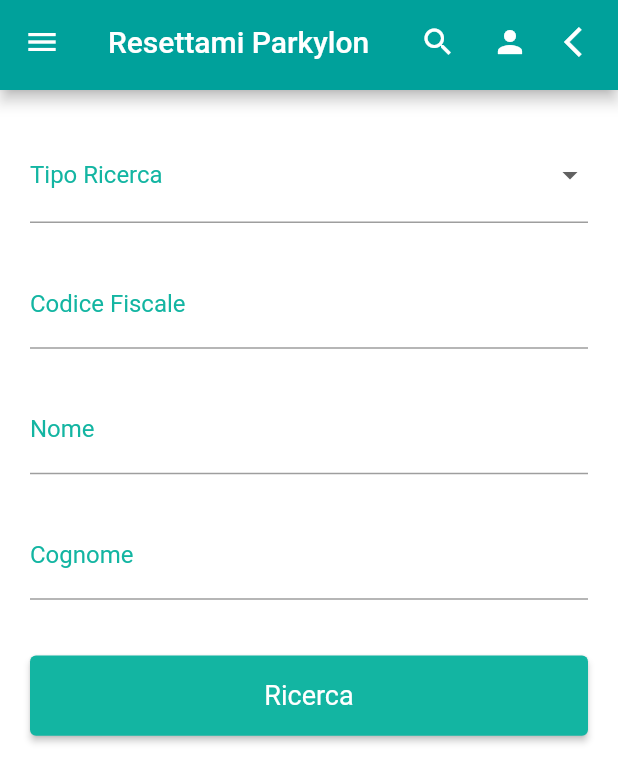
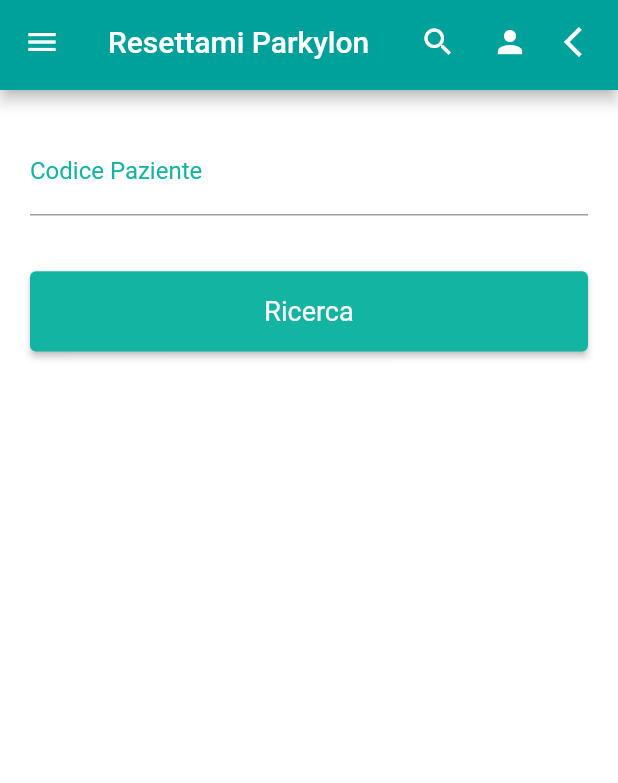
Before and after one commit to maxdevis/resettami, a Flutter app: the SearchAssScreen screen opened by its route, on a phone screen of 412 x 824 dp. Shown: the top 783 px of the screen. Run offline on Flutter 3.47's test engine with Material 2 defaults, Android fonts, the phone set to English and light mode, and no system bars; our stand-ins replace device_preview, fl_chart, flutter_easyloading, flutter_secure_storage, flutter_svg, font_awesome_flutter and 2 more; accounts and stored records are empty.

Commit message:
modfiche varie

```diff
--- a/lib/Models/Paziente/Ricerca.dart
+++ b/lib/Models/Paziente.dart
@@ -1,33 +1,17 @@
-class RicercaPaziente {
-  Data? data;
+class Paziente {
+  bool op = false;
+  String? msg;
+  List<Model>? model;
 
-  RicercaPaziente({data});
+  Paziente({op, msg, model});
 
-  RicercaPaziente.fromJson(Map<String, dynamic> json) {
-    data = json['data'] != null ? Data.fromJson(json['data']) : null;
-  }
-
-  Map<String, dynamic> toJson() {
-    final Map<String, dynamic> data = <String, dynamic>{};
-    data['data'] = data;
-    return data;
-  }
-}
-
-class Data {
-  bool? op;
-  String? msg;
-  List<PazienteModel>? model;
-
-  Data({op, msg, model});
-
-  Data.fromJson(Map<String, dynamic> json) {
+  Paziente.fromJson(Map<String, dynamic> json) {
     op = json['op'];
     msg = json['msg'];
     if (json['model'] != null) {
-      model = <PazienteModel>[];
+      model = <Model>[];
       json['model'].forEach((v) {
-        model!.add(PazienteModel.fromJson(v));
+        model!.add(Model.fromJson(v));
       });
     }
   }
@@ -43,7 +27,7 @@ class Data {
   }
 }
 
-class PazienteModel {
+class Model {
   String? id;
   String? strutturaId;
   String? sessoId;
@@ -69,7 +53,7 @@ class PazienteModel {
   String? provRes;
   String? visitaOpen;
 
-  PazienteModel(
+  Model(
       {id,
         strutturaId,
         sessoId,
@@ -95,7 +79,7 @@ class PazienteModel {
         provRes,
         visitaOpen});
 
-  PazienteModel.fromJson(Map<String, dynamic> json) {
+  Model.fromJson(Map<String, dynamic> json) {
     id = json['id'];
     strutturaId = json['struttura_id'];
     sessoId = json['sesso_id'];
--- a/lib/Screens/Pazienti/Visite/lista.dart
+++ b/lib/Screens/Pazienti/Visite/lista.dart
@@ -1,14 +1,14 @@
 import 'package:flutter/material.dart';
 import 'package:resettami_app/Component/myAppBar.dart';
 import 'package:resettami_app/Component/myDrawer.dart';
-import 'package:resettami_app/Models/Paziente/Ricerca.dart';
+import 'package:resettami_app/Models/Paziente.dart';
 import 'package:resettami_app/Screens/Pazienti/SchedaPaziente.dart';
 import 'package:resettami_app/Screens/Pazienti/Visite/InfoGenerali/anamnesi.dart';
 
 class listaVisiteScreen extends StatelessWidget {
-  const listaVisiteScreen({super.key, required this.ricPaziente});
+  const listaVisiteScreen({super.key, required this.paziente});
 
-  final RicercaPaziente ricPaziente;
+  final Paziente paziente;
 
   @override
   Widget build(BuildContext context) {
@@ -20,7 +20,7 @@ class listaVisiteScreen extends StatelessWidget {
         route: '/searchAss',
       ),
       body: ListView.builder(
-        itemCount: ricPaziente.data?.model?.length,
+        itemCount: paziente.model?.length,
         itemBuilder: (context, index) {
           return SizedBox(
               height: 80,
@@ -48,7 +48,7 @@ class listaVisiteScreen extends StatelessWidget {
                           mainAxisSize: MainAxisSize.max,
                           children: [
                             Text(
-                              '${ricPaziente.data?.model?[index].cognome} ${ricPaziente.data?.model?[index].nome}',
+                              '${paziente.model?[index].cognome} ${paziente.model?[index].nome}',
                               textAlign: TextAlign.start,
                               maxLines: 1,
                               overflow: TextOverflow.clip,
@@ -62,7 +62,7 @@ class listaVisiteScreen extends StatelessWidget {
                             Padding(
                               padding: const EdgeInsets.fromLTRB(5, 4, 0, 0),
                               child: Text(
-                                '${ricPaziente.data?.model?[index].codiceFiscale}',
+                                '${paziente.model?[index].codiceFiscale}',
                                 textAlign: TextAlign.start,
                                 maxLines: 1,
                                 overflow: TextOverflow.clip,
@@ -87,8 +87,8 @@ class listaVisiteScreen extends StatelessWidget {
                           Navigator.push(
                             context,
                             MaterialPageRoute(
-                              builder: (context) => SchedaPaziente(name: '${ricPaziente.data?.model?[index].cognome} ${ricPaziente.data?.model?[index].nome}',
-                                  codiceFiscale: '${ricPaziente.data?.model?[index].codiceFiscale}'),
+                              builder: (context) => SchedaPaziente(name: '${paziente.model?[index].cognome} ${paziente.model?[index].nome}',
+                                  codiceFiscale: '${paziente.model?[index].codiceFiscale}'),
                             ),
                           );
                         },
--- a/lib/Screens/Pazienti/search.dart
+++ b/lib/Screens/Pazienti/search.dart
@@ -1,12 +1,13 @@
 import 'package:flutter/material.dart';
+import 'package:flutter/services.dart';
 import 'package:resettami_app/Component/myAppBar.dart';
 import 'package:resettami_app/Component/myDrawer.dart';
-import 'package:resettami_app/Models/Paziente/Ricerca.dart';
+import 'package:resettami_app/Models/Paziente.dart';
 import 'package:flutter_easyloading/flutter_easyloading.dart';
 import 'package:localization/localization.dart';
 import 'package:resettami_app/Screens/Pazienti/searchList.dart';
 import 'package:resettami_app/Services/Pazienti.dart';
-
+import 'package:resettami_app/utils/Uty.dart';
 
 class SearchAssScreen extends StatefulWidget {
   const SearchAssScreen({super.key});
@@ -22,12 +23,10 @@ class _SearchScreen extends State<SearchAssScreen> {
   final GlobalKey<ScaffoldState> _scaffoldKey = GlobalKey<ScaffoldState>();
   final TextEditingController _codfController = TextEditingController(text: "");
   final TextEditingController _nomeController = TextEditingController(text: "");
-  final TextEditingController _cognomeController = TextEditingController(text: "");
-  String _dropdownValue = "";
-
-  _onForgotPassword() {}
-
-  _onSignUp() {}
+  final TextEditingController _cognomeController =
+      TextEditingController(text: "");
+  final TextEditingController _codiceController =
+      TextEditingController(text: "");
 
   @override
   void initState() {
@@ -71,9 +70,9 @@ class _SearchScreen extends State<SearchAssScreen> {
                 child: Column(
                   crossAxisAlignment: CrossAxisAlignment.start,
                   children: [
-                    DropdownButtonFormField<String>(
+                    TextFormField(
                       decoration: InputDecoration(
-                        labelText: "Tipo Ricerca",
+                        labelText: "Codice Paziente",
                         labelStyle: const TextStyle(color: primaryColor),
                         focusedBorder: UnderlineInputBorder(
                           borderRadius: BorderRadius.circular(0),
@@ -81,32 +80,30 @@ class _SearchScreen extends State<SearchAssScreen> {
                               const BorderSide(color: primaryColor, width: 2),
                         ),
                       ),
-                      items: <String>['Codice Fiscale', 'Cognome/Nome']
-                          .map<DropdownMenuItem<String>>((String value) {
-                        return DropdownMenuItem<String>(
-                          value: value,
-                          child: Text(
-                            value,
-                            style: const TextStyle(fontSize: 15),
-                          ),
-                        );
-                      }).toList(),
+                      controller: _codiceController,
+                      onChanged: (value) {
+                        _codiceController.value = TextEditingValue(
+                            text: value,
+                            selection: _codiceController.selection);
+                      },
                       validator: (value) {
                         if (value!.isEmpty) {
                           return 'Required field';
                         }
                         return null;
                       },
-                      onChanged: (String? newValue) {
-                        setState(() {
-                          _dropdownValue = newValue!;
-                        });
-                      },
+                      textInputAction: TextInputAction.next,
+                      keyboardType: TextInputType.number,
+                      inputFormatters: <TextInputFormatter>[
+                        FilteringTextInputFormatter.digitsOnly
+                      ], // Only numbers can be entered
                     ),
-                    SizedBox(
+                    /*SizedBox(
                       height: size.height * .03,
-                    ),
-                    TextFormField(
+                    ),*/
+                    Visibility(
+                      visible: false,
+                      child: TextFormField(
                         decoration: InputDecoration(
                           labelText: "Codice Fiscale",
                           labelStyle: const TextStyle(color: primaryColor),
@@ -122,20 +119,23 @@ class _SearchScreen extends State<SearchAssScreen> {
                               text: value.toUpperCase(),
                               selection: _codfController.selection);
                         },
-                      validator: (value) {
+                        /*validator: (value) {
                           if (value!.isEmpty) {
                             return 'Required field';
                           }
                           return null;
-                      },
+                        },*/
                         textInputAction: TextInputAction.next,
                         textCapitalization: TextCapitalization.sentences,
                         keyboardType: TextInputType.text,
                       ),
-                    SizedBox(
+                    ),
+                    /*SizedBox(
                       height: size.height * .03,
-                    ),
-                    TextFormField(
+                    ),*/
+                    Visibility(
+                      visible: false,
+                      child: TextFormField(
                         decoration: InputDecoration(
                           labelText: "Nome",
                           labelStyle: const TextStyle(color: primaryColor),
@@ -161,10 +161,13 @@ class _SearchScreen extends State<SearchAssScreen> {
                         textCapitalization: TextCapitalization.none,
                         keyboardType: TextInputType.text,
                       ),
-                    SizedBox(
+                    ),
+                    /*SizedBox(
                       height: size.height * .03,
-                    ),
-                    TextFormField(
+                    ),*/
+                    Visibility(
+                      visible: false,
+                      child: TextFormField(
                         decoration: InputDecoration(
                           labelText: "Cognome",
                           labelStyle: const TextStyle(color: primaryColor),
@@ -190,6 +193,7 @@ class _SearchScreen extends State<SearchAssScreen> {
                         textCapitalization: TextCapitalization.none,
                         keyboardType: TextInputType.text,
                       ),
+                    ),
                   ],
                 ),
               ),
@@ -201,13 +205,14 @@ class _SearchScreen extends State<SearchAssScreen> {
                 height: size.height * .065,
                 child: ElevatedButton(
                   onPressed: () async {
-                    RicercaPaziente? res = await _search(context);
+                    Paziente? res = await _search(context);
                     if (res != null) {
                       if (context.mounted) {
                         Navigator.push(
                           context,
                           MaterialPageRoute(
-                            builder: (context) => searchListScreen(ricPaziente: res),
+                            builder: (context) =>
+                                searchListScreen(paziente: res),
                           ),
                         );
                       }
@@ -215,8 +220,7 @@ class _SearchScreen extends State<SearchAssScreen> {
                   },
                   style: ElevatedButton.styleFrom(
                       backgroundColor: primaryColor,
-                      textStyle: const TextStyle(fontSize: 18)
-                  ),
+                      textStyle: const TextStyle(fontSize: 18)),
                   child: const Text("Ricerca"),
                 ),
               ),
@@ -230,12 +234,16 @@ class _SearchScreen extends State<SearchAssScreen> {
     );
   }
 
-  Future<RicercaPaziente?> _search(BuildContext context) async {
+  Future<dynamic> _search(BuildContext context) async {
     if (_formKey.currentState?.validate() ?? false) {
       EasyLoading.show(status: 'wait'.i18n());
       PazientiService api = PazientiService();
-      RicercaPaziente res = await api.search(_codfController.text, _cognomeController.text, _nomeController.text);
+      var res = await api.search(_codiceController.text,
+          _codfController.text, _cognomeController.text, _nomeController.text);
       EasyLoading.dismiss();
+      if(res == null){
+        showMyDialog('Errore caricamento dati');
+      }
 
       return res;
     }
--- a/lib/Screens/Pazienti/searchList.dart
+++ b/lib/Screens/Pazienti/searchList.dart
@@ -1,14 +1,14 @@
 import 'package:flutter/material.dart';
 import 'package:resettami_app/Component/myAppBar.dart';
 import 'package:resettami_app/Component/myDrawer.dart';
-import 'package:resettami_app/Models/Paziente/Ricerca.dart';
+import 'package:resettami_app/Models/Paziente.dart';
 import 'package:resettami_app/Screens/Pazienti/SchedaPaziente.dart';
 import 'package:resettami_app/Screens/Pazienti/Visite/InfoGenerali/anamnesi.dart';
 
 class searchListScreen extends StatelessWidget {
-  const searchListScreen({super.key, required this.ricPaziente});
+  const searchListScreen({super.key, required this.paziente});
 
-  final RicercaPaziente ricPaziente;
+  final Paziente paziente;
 
   @override
   Widget build(BuildContext context) {
@@ -16,11 +16,11 @@ class searchListScreen extends StatelessWidget {
       backgroundColor: const Color(0xffffffff),
       drawer: const MyDrawer(title: 'Resettami Parkylon'),
       appBar: const MyAppBar(
-        title: 'Resettami Parkylon',
+        title: 'Ricerca Paziente',
         route: '/searchAss',
       ),
       body: ListView.builder(
-        itemCount: ricPaziente.data?.model?.length,
+        itemCount: paziente.model?.length,
         itemBuilder: (context, index) {
           return SizedBox(
               height: 80,
@@ -48,7 +48,7 @@ class searchListScreen extends StatelessWidget {
                           mainAxisSize: MainAxisSize.max,
                           children: [
                             Text(
-                              '${ricPaziente.data?.model?[index].cognome} ${ricPaziente.data?.model?[index].nome}',
+                              'Codice: ${paziente.model?[index].id}',
                               textAlign: TextAlign.start,
                               maxLines: 1,
                               overflow: TextOverflow.clip,
@@ -56,13 +56,13 @@ class searchListScreen extends StatelessWidget {
                                 fontWeight: FontWeight.w700,
                                 fontStyle: FontStyle.normal,
                                 fontSize: 16,
-                                color: Color(0xff000000),
+                                color: Color(0xffffffff),
                               ),
                             ),
                             Padding(
-                              padding: const EdgeInsets.fromLTRB(7, 4, 0, 0),
+                              padding: const EdgeInsets.fromLTRB(5, 10, 0, 0),
                               child: Text(
-                                '${ricPaziente.data?.model?[index].codiceFiscale}',
+                                '${paziente.model?[index].cognome} ${paziente.model?[index].nome}',
                                 textAlign: TextAlign.start,
                                 maxLines: 1,
                                 overflow: TextOverflow.clip,
@@ -87,8 +87,8 @@ class searchListScreen extends StatelessWidget {
                           Navigator.push(
                             context,
                             MaterialPageRoute(
-                              builder: (context) => SchedaPaziente(name: '${ricPaziente.data?.model?[index].cognome} ${ricPaziente.data?.model?[index].nome}',
-                                  codiceFiscale: '${ricPaziente.data?.model?[index].codiceFiscale}'),
+                              builder: (context) => SchedaPaziente(name: '${paziente.model?[index].cognome} ${paziente.model?[index].nome}',
+                                  codiceFiscale: '${paziente.model?[index].codiceFiscale}'),
                             ),
                           );
                         },
--- a/lib/Services/Auth.dart
+++ b/lib/Services/Auth.dart
@@ -1,4 +1,3 @@
-import 'dart:developer';
 import 'package:flutter/foundation.dart';
 import 'package:resettami_app/Models/User.dart';
 import 'package:resettami_app/utils/HttpService.dart';
@@ -7,7 +6,7 @@ class AuthService extends HttpService {
   Future<dynamic> login(String username, String password) async {
     try {
 
-      Map<String, String> data = {'name': username, 'password': password};
+      Map<String, String> data = {'name': username, 'password': password, 'XDEBUG_SESSION_START': 'PHPSTORM'};
 
       var response = await postData('/loginExt', data);
 
--- a/lib/Services/Pazienti.dart
+++ b/lib/Services/Pazienti.dart
@@ -1,27 +1,29 @@
 import 'package:flutter/foundation.dart';
-import 'package:resettami_app/Models/Paziente/Ricerca.dart';
+import 'package:resettami_app/Models/Paziente.dart';
 import 'package:resettami_app/utils/HttpService.dart';
 
 class PazientiService extends HttpService {
 
 
-  Future<dynamic> search(String? codiceFiscale, String? cognome, String? nome) async {
+  Future<dynamic> search(String? codice, String? codiceFiscale, String? cognome, String? nome) async {
     try {
 
-      const url = '/persona/assistito/searchBase';
+      const url = '/searchPazienti';
 
       Map<String, dynamic> data = {
-        'tipo_ricerca_id': "1",
-        'codice_fiscale': codiceFiscale,
+        'id': codice,
+        /*'codice_fiscale': codiceFiscale,
         'cognome': cognome,
-        'nome': nome,
+        'nome': nome,*/
       };
 
       var response = await getData(url, data);
 
       if(response != null) {
-        RicercaPaziente data = RicercaPaziente.fromJson(response);
-        return data;
+        Paziente data = Paziente.fromJson(response);
+        if(data.op){
+          return data;
+        }
       }
 
       return null;
```
Also changed, not shown: lib/utils/HttpService.dart (+5 -7 lines). Lines whose indentation alone changed are shown as unchanged.
